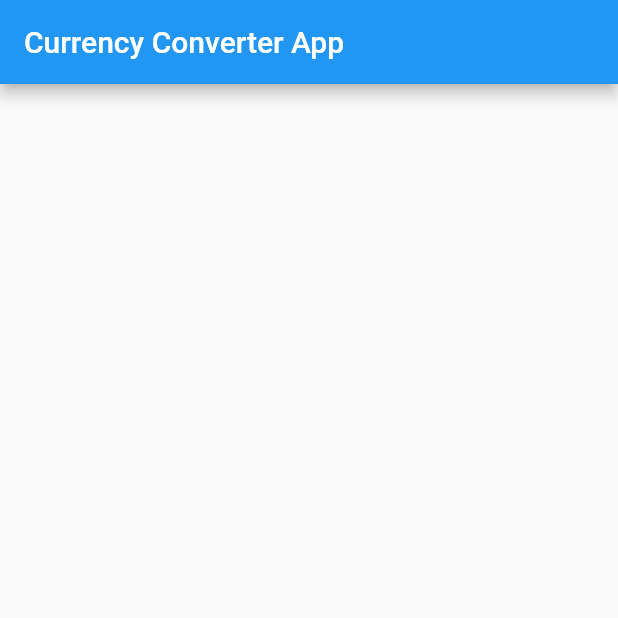
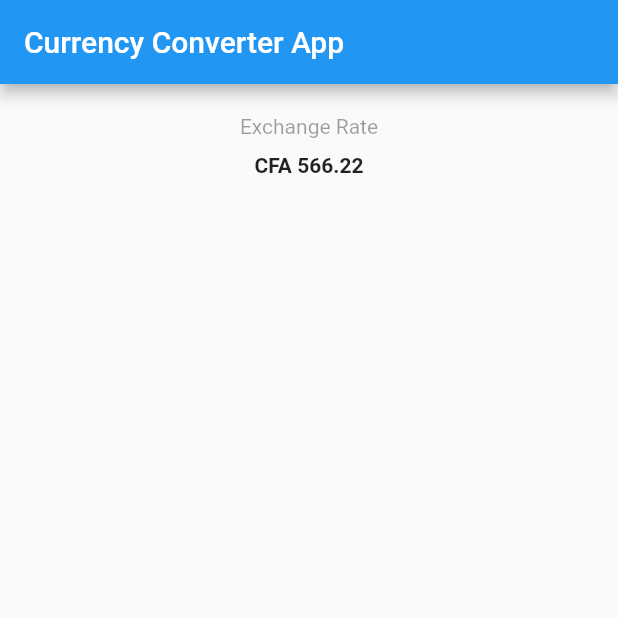
Before and after one commit to wtm-buea/Currency-converter-App, a Flutter app: the screen it shows after launch, on a phone screen of 412 x 824 dp, the top half of it. Run offline on Flutter 3.47's test engine with Material 2 defaults, Android fonts, the phone set to English and light mode, and no system bars.

Commit message:
Added the column widget with 2 Texts.

```diff
--- a/lib/main.dart
+++ b/lib/main.dart
@@ -33,7 +33,24 @@ class _MyHomePageState extends State<MyHomePage> {
          title: Text("Currency Converter App"),
       ),
       body: ListView(
-
+           children: [
+             // adding the texts for issue #3
+             Column(
+                children: [
+                  SizedBox(
+                    height: 20,
+                  ),
+                  Text('Exchange Rate', style: TextStyle(
+                    color: Colors.black38 ),),
+                  SizedBox(
+                    height: 10,
+                  ),
+                  Text('CFA 566.22', style: TextStyle(
+                    color: Colors.black87, fontWeight: FontWeight.bold,
+                  ),),
+                ],
+             ),
+           ],
       ),
    );
   }
```
